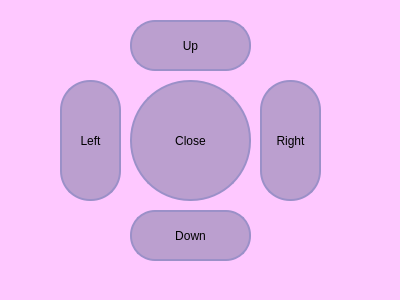
First picture: the form in UI/w_deck/NewCell/w_chooseposition/chooseposition.ui, repository Saigz/task_tracker_qt, before the edit.
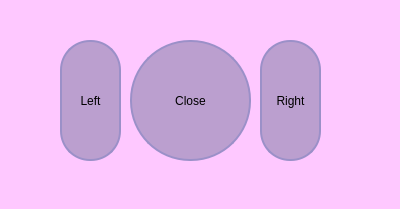
Second picture: the form after the edit.

The edit to the form file:
```diff
--- a/UI/w_deck/NewCell/w_chooseposition/chooseposition.ui
+++ b/UI/w_deck/NewCell/w_chooseposition/chooseposition.ui
@@ -7,7 +7,7 @@
     <x>0</x>
     <y>0</y>
     <width>400</width>
-    <height>300</height>
+    <height>209</height>
    </rect>
   </property>
   <property name="windowTitle">
@@ -20,7 +20,7 @@
    <property name="geometry">
     <rect>
      <x>130</x>
-     <y>80</y>
+     <y>40</y>
      <width>121</width>
      <height>121</height>
     </rect>
@@ -47,40 +47,11 @@
     <string>Close</string>
    </property>
   </widget>
-  <widget class="QPushButton" name="pushButton_2">
-   <property name="geometry">
-    <rect>
-     <x>130</x>
-     <y>20</y>
-     <width>121</width>
-     <height>51</height>
-    </rect>
-   </property>
-   <property name="styleSheet">
-    <string notr="true">QPushButton {
- border: 2px solid  rgb(155, 144, 200);
- border-radius: 25px;
- color: rgb(0, 0, 0);
- background-color: rgb(187, 159, 207);
- font: 600 12pt &quot;Montserrat SemiBold&quot;;
-}
-QPushButton:hover {
- border: 2px solid rgb(156, 132, 192);
- background-color: rgb(156, 132, 192);
-}
-QPushButton:focus {
- border: 2px solid rgb(109, 86, 154);
-}</string>
-   </property>
-   <property name="text">
-    <string>Up</string>
-   </property>
-  </widget>
   <widget class="QPushButton" name="pushButton_3">
    <property name="geometry">
     <rect>
      <x>260</x>
-     <y>80</y>
+     <y>40</y>
      <width>61</width>
      <height>121</height>
     </rect>
@@ -109,7 +80,7 @@
    <property name="geometry">
     <rect>
      <x>60</x>
-     <y>80</y>
+     <y>40</y>
      <width>61</width>
      <height>121</height>
     </rect>
@@ -134,35 +105,6 @@
     <string>Left</string>
    </property>
   </widget>
-  <widget class="QPushButton" name="pushButton_5">
-   <property name="geometry">
-    <rect>
-     <x>130</x>
-     <y>210</y>
-     <width>121</width>
-     <height>51</height>
-    </rect>
-   </property>
-   <property name="styleSheet">
-    <string notr="true">QPushButton {
- border: 2px solid  rgb(155, 144, 200);
- border-radius: 25px;
- color: rgb(0, 0, 0);
- background-color: rgb(187, 159, 207);
- font: 600 12pt &quot;Montserrat SemiBold&quot;;
-}
-QPushButton:hover {
- border: 2px solid rgb(156, 132, 192);
- background-color: rgb(156, 132, 192);
-}
-QPushButton:focus {
- border: 2px solid rgb(109, 86, 154);
-}</string>
-   </property>
-   <property name="text">
-    <string>Down</string>
-   </property>
-  </widget>
  </widget>
  <resources/>
  <connections/>
```
